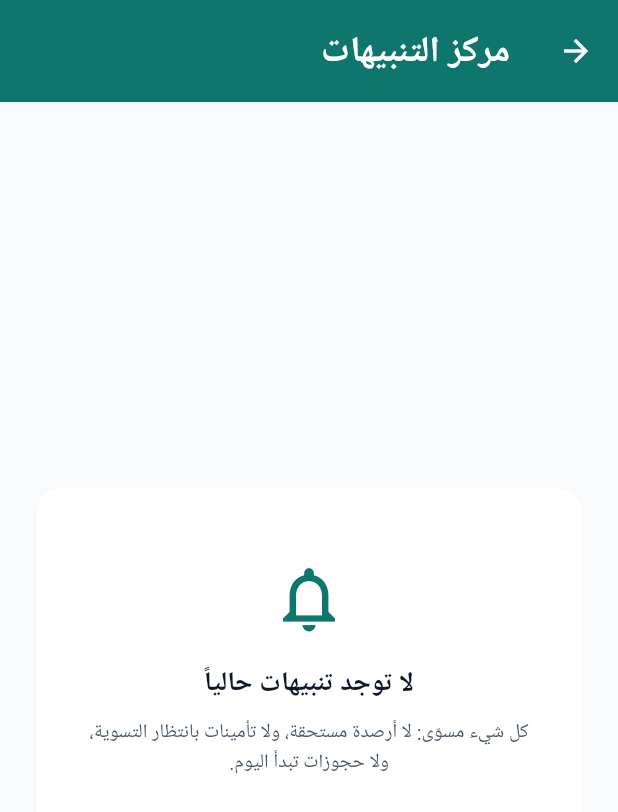
After one commit to 3thelast-glitch/resthouse_app, a Flutter app: the screen it shows after launch, after a tap on the "notifications" icon, on a phone screen of 412 x 824 dp. The commit adds this screen. Shown: the top 812 px of the screen. Run offline on Flutter 3.47's test engine with Material 3 defaults, Android fonts, the phone set to English and light mode, and no system bars; our stand-ins replace file_picker, fl_chart, hijri, sqflite, sqflite_common_ffi, table_calendar; accounts and stored records are empty; Roboto replaces fonts that are missing (IBMPlexSansArabic).

Commit message:
feat(tasks): add operations notifications center powered by OperationsTaskService

```diff
--- a/lib/pages/main_shell.dart
+++ b/lib/pages/main_shell.dart
@@ -1,8 +1,11 @@
 import 'package:flutter/material.dart';
 
+import '../database_helper.dart';
+import '../services/operations_task_service.dart';
 import '../theme/app_theme.dart';
 import 'booking_manager_page.dart';
 import 'finance_page.dart';
+import 'operations_tasks_page.dart';
 import 'settings_page.dart';
 import 'ultimate_dashboard_page.dart';
 
@@ -16,9 +19,42 @@ class MainShellPage extends StatefulWidget {
 class _MainShellPageState extends State<MainShellPage> {
   int _selectedIndex = 0;
   int _dbSessionId = 0;
+  int _taskCount = 0;
+
+  @override
+  void initState() {
+    super.initState();
+    _loadTaskCount();
+  }
 
   void _handleDatabaseRestored() {
     setState(() => _dbSessionId++);
+    _loadTaskCount();
+  }
+
+  Future<void> _loadTaskCount() async {
+    try {
+      final dbHelper = DatabaseHelper.instance;
+      final bookings = await dbHelper.queryAllBookings();
+      final payments = await dbHelper.queryAllPayments();
+      final tasks = OperationsTaskService.calculate(
+        bookings: bookings,
+        payments: payments,
+      );
+      if (!mounted) return;
+      setState(() => _taskCount = tasks.length);
+    } catch (_) {
+      // The badge is a hint only; a failed count must never break the shell.
+      if (!mounted) return;
+      setState(() => _taskCount = 0);
+    }
+  }
+
+  Future<void> _openOperationsTasks() async {
+    await Navigator.of(context).push(
+      MaterialPageRoute<void>(builder: (_) => const OperationsTasksPage()),
+    );
+    await _loadTaskCount();
   }
 
   List<Widget> get _pages => [
@@ -63,8 +99,17 @@ class _MainShellPageState extends State<MainShellPage> {
           maxLines: isLargeText ? 2 : 1,
           overflow: TextOverflow.ellipsis,
         ),
-        actions: showPropertyName
-            ? [
+        actions: [
+          IconButton(
+            tooltip: 'مركز التنبيهات',
+            onPressed: _openOperationsTasks,
+            icon: Badge(
+              isLabelVisible: _taskCount > 0,
+              label: Text('$_taskCount'),
+              child: const Icon(Icons.notifications_outlined),
+            ),
+          ),
+          if (showPropertyName)
             Padding(
               padding: const EdgeInsetsDirectional.only(end: 16),
               child: Row(
@@ -85,8 +130,7 @@ class _MainShellPageState extends State<MainShellPage> {
                 ],
               ),
             ),
-              ]
-            : null,
+        ],
       ),
       body: isWide
           ? Row(
--- /dev/null
+++ b/lib/pages/operations_tasks_page.dart
@@ -0,0 +1,315 @@
+import 'package:flutter/material.dart';
+
+import '../database_helper.dart';
+import '../services/operations_task_service.dart';
+import '../theme/app_theme.dart';
+import '../utils/responsive.dart';
+
+/// Visual metadata for each operations task type, kept in one place so the
+/// notifications center stays consistent with the app theme.
+class _TaskTypeStyle {
+  const _TaskTypeStyle({
+    required this.sectionTitle,
+    required this.icon,
+    required this.foreground,
+    required this.background,
+  });
+
+  final String sectionTitle;
+  final IconData icon;
+  final Color foreground;
+  final Color background;
+}
+
+const _taskTypeStyles = <OperationsTaskType, _TaskTypeStyle>{
+  OperationsTaskType.arrivalToday: _TaskTypeStyle(
+    sectionTitle: 'حجوزات تبدأ اليوم',
+    icon: Icons.event_available_outlined,
+    foreground: AppColors.successText,
+    background: AppColors.successSurface,
+  ),
+  OperationsTaskType.outstandingBalance: _TaskTypeStyle(
+    sectionTitle: 'أرصدة مستحقة',
+    icon: Icons.account_balance_wallet_outlined,
+    foreground: AppColors.warningText,
+    background: AppColors.warningSurface,
+  ),
+  OperationsTaskType.pendingDeposit: _TaskTypeStyle(
+    sectionTitle: 'تأمينات بانتظار التسوية',
+    icon: Icons.shield_outlined,
+    foreground: AppColors.errorText,
+    background: AppColors.errorSurface,
+  ),
+};
+
+/// Display order for the sections: arrivals first, then money owed,
+/// then deposits waiting for settlement.
+const _sectionOrder = <OperationsTaskType>[
+  OperationsTaskType.arrivalToday,
+  OperationsTaskType.outstandingBalance,
+  OperationsTaskType.pendingDeposit,
+];
+
+String _formatAmount(double amount) => '${amount.toStringAsFixed(2)} ر.س';
+
+/// Notifications center: renders the tasks produced by
+/// [OperationsTaskService] grouped by type.
+///
+/// The list itself is a pure presentation widget so it can be tested and
+/// reused without a database. [OperationsTasksPage] handles loading.
+class OperationsTaskList extends StatelessWidget {
+  const OperationsTaskList({super.key, required this.tasks});
+
+  final List<OperationsTask> tasks;
+
+  @override
+  Widget build(BuildContext context) {
+    if (tasks.isEmpty) {
+      return const _OperationsEmptyState();
+    }
+
+    final children = <Widget>[];
+    for (final type in _sectionOrder) {
+      final sectionTasks = tasks.where((task) => task.type == type).toList();
+      if (sectionTasks.isEmpty) continue;
+      final style = _taskTypeStyles[type]!;
+      children.add(
+        Padding(
+          padding: const EdgeInsets.fromLTRB(4, 20, 4, 8),
+          child: Row(
+            children: [
+              Icon(style.icon, size: 20, color: style.foreground),
+              const SizedBox(width: 8),
+              Expanded(
+                child: Text(
+                  style.sectionTitle,
+                  style: TextStyle(
+                    fontWeight: FontWeight.bold,
+                    fontSize: 15.sp(context),
+                    color: AppColors.heading,
+                  ),
+                ),
+              ),
+              Text(
+                '${sectionTasks.length}',
+                style: TextStyle(
+                  fontWeight: FontWeight.bold,
+                  fontSize: 13.sp(context),
+                  color: AppColors.secondaryText,
+                ),
+              ),
+            ],
+          ),
+        ),
+      );
+      for (final task in sectionTasks) {
+        children.add(_OperationsTaskTile(task: task, style: style));
+      }
+    }
+
+    return ListView(
+      padding: const EdgeInsets.fromLTRB(16, 4, 16, 24),
+      children: children,
+    );
+  }
+}
+
+class _OperationsTaskTile extends StatelessWidget {
+  const _OperationsTaskTile({required this.task, required this.style});
+
+  final OperationsTask task;
+  final _TaskTypeStyle style;
+
+  @override
+  Widget build(BuildContext context) {
+    return Card(
+      color: Colors.white,
+      elevation: 1,
+      shape: RoundedRectangleBorder(borderRadius: BorderRadius.circular(16)),
+      margin: const EdgeInsets.only(bottom: 8),
+      child: ListTile(
+        leading: CircleAvatar(
+          backgroundColor: style.background,
+          foregroundColor: style.foreground,
+          child: Icon(style.icon, size: 20),
+        ),
+        title: Text(
+          task.title,
+          style: TextStyle(
+            fontWeight: FontWeight.w600,
+            fontSize: 14.sp(context),
+            color: AppColors.text,
+          ),
+        ),
+        trailing: task.amount > 0
+            ? Text(
+                _formatAmount(task.amount),
+                style: TextStyle(
+                  fontWeight: FontWeight.bold,
+                  fontSize: 13.sp(context),
+                  color: style.foreground,
+                ),
+              )
+            : null,
+      ),
+    );
+  }
+}
+
+class _OperationsEmptyState extends StatelessWidget {
+  const _OperationsEmptyState();
+
+  @override
+  Widget build(BuildContext context) {
+    return Center(
+      child: SingleChildScrollView(
+        padding: const EdgeInsets.all(24),
+        child: Card(
+          color: Colors.white,
+          elevation: 1,
+          shape: RoundedRectangleBorder(
+            borderRadius: BorderRadius.circular(16),
+          ),
+          child: Padding(
+            padding: const EdgeInsets.symmetric(horizontal: 28, vertical: 48),
+            child: Column(
+              mainAxisSize: MainAxisSize.min,
+              children: [
+                const Icon(
+                  Icons.notifications_none_outlined,
+                  size: 52,
+                  color: AppColors.primary,
+                ),
+                const SizedBox(height: 16),
+                Text(
+                  'لا توجد تنبيهات حالياً',
+                  textAlign: TextAlign.center,
+                  style: TextStyle(
+                    fontWeight: FontWeight.bold,
+                    fontSize: 18.sp(context),
+                    color: AppColors.heading,
+                  ),
+                ),
+                const SizedBox(height: 8),
+                Text(
+                  'كل شيء مسوّى: لا أرصدة مستحقة، ولا تأمينات بانتظار التسوية، ولا حجوزات تبدأ اليوم.',
+                  textAlign: TextAlign.center,
+                  style: TextStyle(
+                    color: AppColors.secondaryText,
+                    height: 1.5,
+                    fontSize: 13.sp(context),
+                  ),
+                ),
+              ],
+            ),
+          ),
+        ),
+      ),
+    );
+  }
+}
+
+/// Page that loads bookings and payments, runs them through
+/// [OperationsTaskService] and shows the resulting notifications center.
+class OperationsTasksPage extends StatefulWidget {
+  const OperationsTasksPage({super.key});
+
+  @override
+  State<OperationsTasksPage> createState() => _OperationsTasksPageState();
+}
+
+class _OperationsTasksPageState extends State<OperationsTasksPage> {
+  final _dbHelper = DatabaseHelper.instance;
+  List<OperationsTask> _tasks = const [];
+  bool _loading = true;
+  bool _hasError = false;
+
+  @override
+  void initState() {
+    super.initState();
+    _loadTasks();
+  }
+
+  Future<void> _loadTasks() async {
+    if (mounted) {
+      setState(() {
+        _loading = true;
+        _hasError = false;
+      });
+    }
+    try {
+      final bookings = await _dbHelper.queryAllBookings();
+      final payments = await _dbHelper.queryAllPayments();
+      final tasks = OperationsTaskService.calculate(
+        bookings: bookings,
+        payments: payments,
+      );
+      if (!mounted) return;
+      setState(() {
+        _tasks = tasks;
+        _loading = false;
+      });
+    } catch (_) {
+      if (!mounted) return;
+      setState(() {
+        _hasError = true;
+        _loading = false;
+      });
+    }
+  }
+
+  @override
+  Widget build(BuildContext context) {
+    return Scaffold(
+      appBar: AppBar(title: const Text('مركز التنبيهات')),
+      body: _loading
+          ? const Center(child: CircularProgressIndicator())
+          : _hasError
+          ? _OperationsErrorState(onRetry: _loadTasks)
+          : RefreshIndicator(
+              onRefresh: _loadTasks,
+              child: OperationsTaskList(tasks: _tasks),
+            ),
+    );
+  }
+}
+
+class _OperationsErrorState extends StatelessWidget {
+  const _OperationsErrorState({required this.onRetry});
+
+  final Future<void> Function() onRetry;
+
+  @override
+  Widget build(BuildContext context) {
+    return Center(
+      child: Padding(
+        padding: const EdgeInsets.all(24),
+        child: Column(
+          mainAxisSize: MainAxisSize.min,
+          children: [
+            const Icon(
+              Icons.error_outline,
+              size: 48,
+              color: AppColors.errorText,
+            ),
+            const SizedBox(height: 12),
+            Text(
+              'تعذر تحميل التنبيهات. حاول مرة أخرى.',
+              textAlign: TextAlign.center,
+              style: TextStyle(
+                fontSize: 14.sp(context),
+                color: AppColors.text,
+              ),
+            ),
+            const SizedBox(height: 16),
+            ElevatedButton.icon(
+              onPressed: onRetry,
+              icon: const Icon(Icons.refresh),
+              label: const Text('إعادة المحاولة'),
+            ),
+          ],
+        ),
+      ),
+    );
+  }
+}
```
Also changed, not shown: 1 other file. Lines whose indentation alone changed are shown as unchanged.
